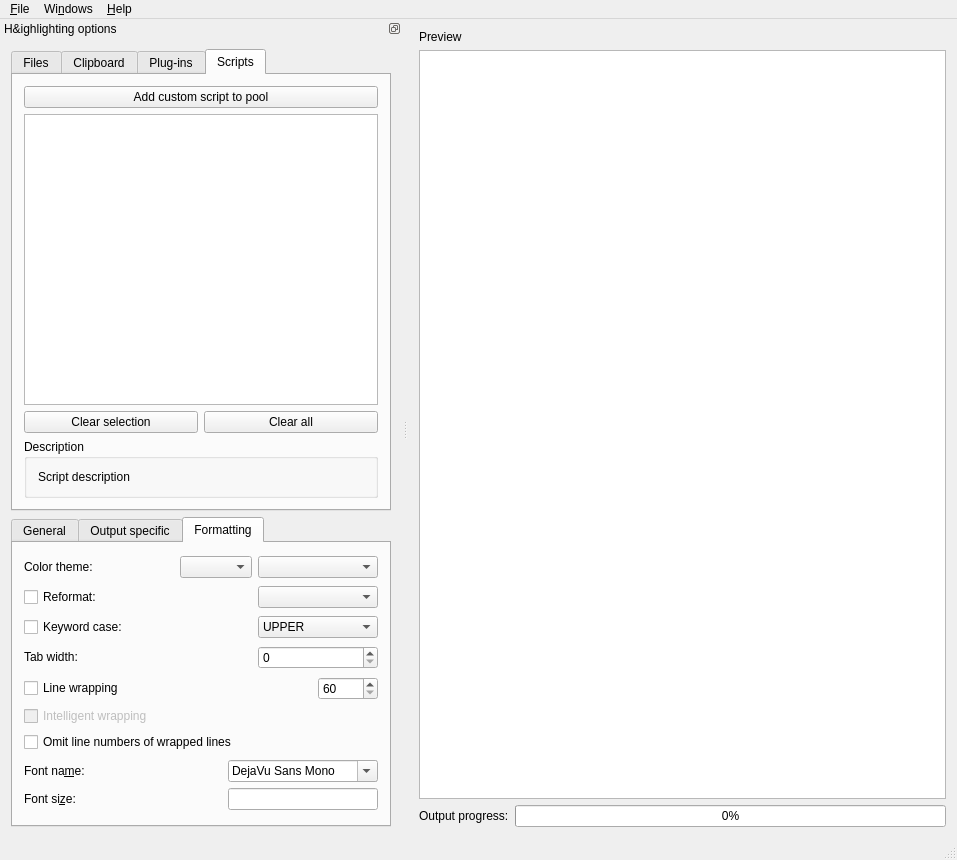
The window that src/gui-qt/mainwindow.ui (pa-0/highlight) describes before a commit, drawn with Qt 5.
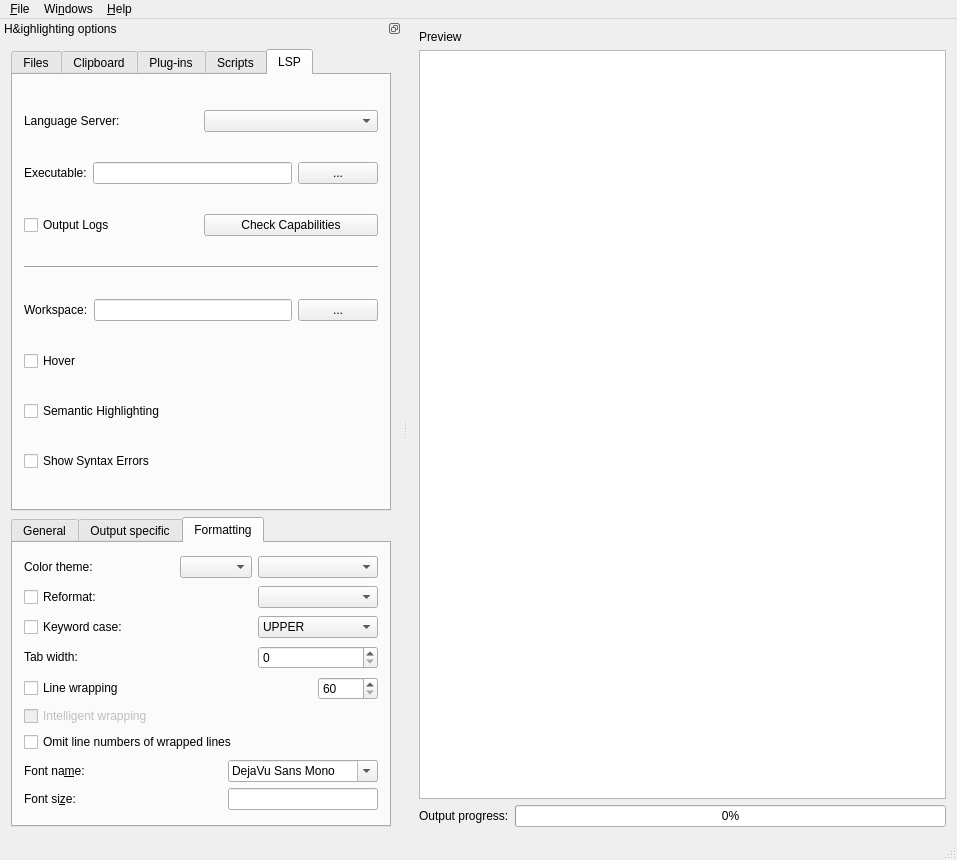
The same window after the commit. Icons and pictures are not drawn.

What changed in the file:
```diff
--- a/src/gui-qt/mainwindow.ui
+++ b/src/gui-qt/mainwindow.ui
@@ -148,7 +148,7 @@
         </size>
        </property>
        <property name="currentIndex">
-        <number>3</number>
+        <number>4</number>
        </property>
        <property name="elideMode">
         <enum>Qt::ElideNone</enum>
@@ -752,6 +752,182 @@
          </item>
         </layout>
        </widget>
+       <widget class="QWidget" name="tab_lsp">
+        <property name="toolTip">
+         <string>Configure the LSP Client</string>
+        </property>
+        <attribute name="icon">
+         <iconset resource="highlight-gui.qrc">
+          <normaloff>:/script_blue.png</normaloff>:/script_blue.png</iconset>
+        </attribute>
+        <attribute name="title">
+         <string>LSP</string>
+        </attribute>
+        <layout class="QGridLayout" name="gridLayout_5">
+         <item row="0" column="0">
+          <layout class="QHBoxLayout" name="horizontalLayout_31">
+           <item>
+            <widget class="QLabel" name="label_10">
+             <property name="text">
+              <string>Language Server:</string>
+             </property>
+            </widget>
+           </item>
+           <item>
+            <widget class="QComboBox" name="comboLSProfiles">
+             <property name="toolTip">
+              <string>Select a Language Server profile.</string>
+             </property>
+             <property name="editable">
+              <bool>false</bool>
+             </property>
+             <property name="currentText">
+              <string notr="true"/>
+             </property>
+            </widget>
+           </item>
+          </layout>
+         </item>
+         <item row="1" column="0">
+          <layout class="QHBoxLayout" name="horizontalLayout_32">
+           <item>
+            <widget class="QLabel" name="label_17">
+             <property name="text">
+              <string>Executable:</string>
+             </property>
+            </widget>
+           </item>
+           <item>
+            <widget class="QLineEdit" name="leLSExec">
+             <property name="toolTip">
+              <string>Path of the server executable.</string>
+             </property>
+            </widget>
+           </item>
+           <item>
+            <widget class="QPushButton" name="pbSelExecutable">
+             <property name="minimumSize">
+              <size>
+               <width>20</width>
+               <height>0</height>
+              </size>
+             </property>
+             <property name="toolTip">
+              <string>Select the server executable.</string>
+             </property>
+             <property name="text">
+              <string>...</string>
+             </property>
+            </widget>
+           </item>
+          </layout>
+         </item>
+         <item row="2" column="0">
+          <layout class="QHBoxLayout" name="horizontalLayout_34">
+           <item>
+            <widget class="QCheckBox" name="cbLSDebug">
+             <property name="toolTip">
+              <string>Print LSP messages to standard error</string>
+             </property>
+             <property name="text">
+              <string>Output Logs</string>
+             </property>
+            </widget>
+           </item>
+           <item>
+            <widget class="QPushButton" name="pbLSInitialize">
+             <property name="toolTip">
+              <string>Start an initialization request.</string>
+             </property>
+             <property name="text">
+              <string>Check Capabilities</string>
+             </property>
+            </widget>
+           </item>
+          </layout>
+         </item>
+         <item row="3" column="0">
+          <widget class="Line" name="line_6">
+           <property name="orientation">
+            <enum>Qt::Horizontal</enum>
+           </property>
+          </widget>
+         </item>
+         <item row="4" column="0">
+          <layout class="QHBoxLayout" name="horizontalLayout_33">
+           <item>
+            <widget class="QLabel" name="label_16">
+             <property name="text">
+              <string>Workspace:</string>
+             </property>
+            </widget>
+           </item>
+           <item>
+            <widget class="QLineEdit" name="leLSWorkspace">
+             <property name="toolTip">
+              <string>The workspace directory.</string>
+             </property>
+            </widget>
+           </item>
+           <item>
+            <widget class="QPushButton" name="pbSelWorkspace">
+             <property name="minimumSize">
+              <size>
+               <width>20</width>
+               <height>0</height>
+              </size>
+             </property>
+             <property name="toolTip">
+              <string>Select the workspace directory of your project.</string>
+             </property>
+             <property name="text">
+              <string>...</string>
+             </property>
+            </widget>
+           </item>
+          </layout>
+         </item>
+         <item row="5" column="0">
+          <widget class="QCheckBox" name="cbLSHover">
+           <property name="toolTip">
+            <string>Run hover requests to add tooltips to your output (HTML only).</string>
+           </property>
+           <property name="text">
+            <string>Hover</string>
+           </property>
+           <property name="checkable">
+            <bool>true</bool>
+           </property>
+          </widget>
+         </item>
+         <item row="6" column="0">
+          <widget class="QCheckBox" name="cbLSSemantic">
+           <property name="toolTip">
+            <string>Improve token recognition with semantic highlighting.</string>
+           </property>
+           <property name="text">
+            <string>Semantic Highlighting</string>
+           </property>
+           <property name="checkable">
+            <bool>true</bool>
+           </property>
+          </widget>
+         </item>
+         <item row="7" column="0">
+          <widget class="QCheckBox" name="cbLSSyntaxErrors">
+           <property name="toolTip">
+            <string>Show syntax errors and messages (depends on output format).</string>
+           </property>
+           <property name="text">
+            <string>Show Syntax Errors</string>
+           </property>
+           <property name="checkable">
+            <bool>true</bool>
+           </property>
+          </widget>
+         </item>
+        </layout>
+       </widget>
       </widget>
      </item>
      <item>
```
Left out of the diff: 2 changed lines with no effect on the pictures.
